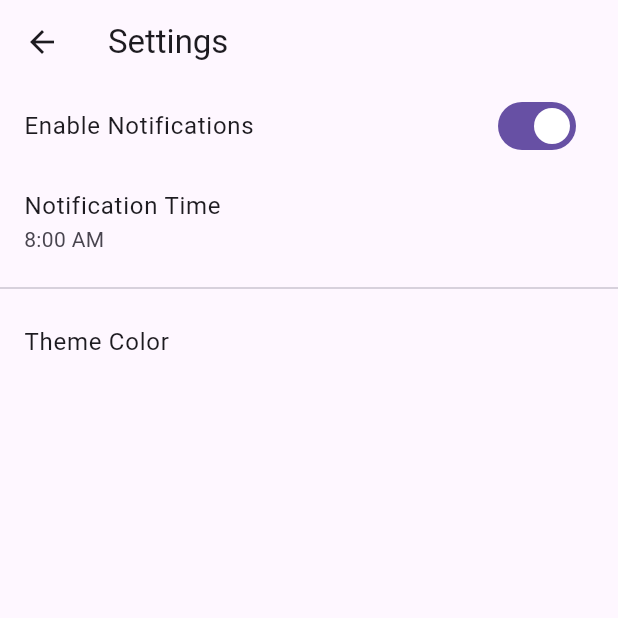
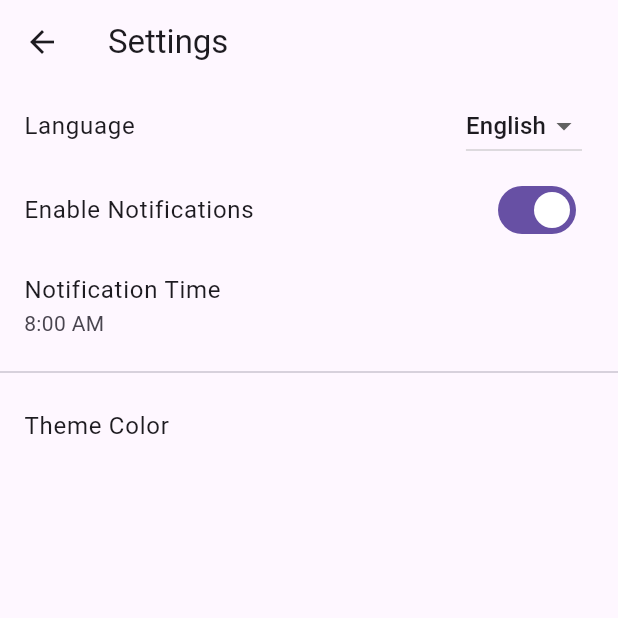
Before and after one commit to JonsonChang/Affirmative-sentence, a Flutter app: the SettingsScreen screen opened directly, on a phone screen of 412 x 824 dp, the top half of it. Run offline on Flutter 3.47's test engine with Material 3 defaults, Android fonts, the light colour scheme and no system bars; our stand-ins replace shared_preferences; accounts and stored records are empty.

Commit message:
語言選項

```diff
--- a/affirmative_sentence/lib/l10n/app_en.arb
+++ b/affirmative_sentence/lib/l10n/app_en.arb
@@ -14,5 +14,6 @@
   "confidence": "Confidence",
   "health": "Health",
   "success": "Success",
-  "add": "Add"
+  "add": "Add",
+  "language": "Language"
 }
--- a/affirmative_sentence/lib/l10n/app_localizations.dart
+++ b/affirmative_sentence/lib/l10n/app_localizations.dart
@@ -33,6 +33,7 @@ class S {
   String get health => _localizedStrings['health']!;
   String get success => _localizedStrings['success']!;
   String get add => _localizedStrings['add']!;
+  String get language => _localizedStrings['language']!;
 }
 
 class _SDelegate extends LocalizationsDelegate<S> {
@@ -68,7 +69,8 @@ S _lookupS(Locale locale) {
         'confidence': '自信',
         'health': '健康',
         'success': '成功',
-        'add': '新增'
+        'add': '新增',
+        'language': '語言'
       });
     default:
       return S({
@@ -86,7 +88,8 @@ S _lookupS(Locale locale) {
         'confidence': 'Confidence',
         'health': 'Health',
         'success': 'Success',
-        'add': 'Add'
+        'add': 'Add',
+        'language': 'Language'
       });
   }
 }
--- a/affirmative_sentence/lib/l10n/app_zh.arb
+++ b/affirmative_sentence/lib/l10n/app_zh.arb
@@ -14,5 +14,6 @@
   "confidence": "自信",
   "health": "健康",
   "success": "成功",
-  "add": "新增"
+  "add": "新增",
+  "language": "語言"
 }
--- a/affirmative_sentence/lib/main.dart
+++ b/affirmative_sentence/lib/main.dart
@@ -1,20 +1,59 @@
 import 'package:flutter/material.dart';
+import 'package:flutter/services.dart';
+import 'package:flutter_localizations/flutter_localizations.dart';
+import 'package:shared_preferences/shared_preferences.dart';
 import 'package:affirmative_sentence/screens/home_screen.dart';
 import 'package:affirmative_sentence/l10n/app_localizations.dart';
 
-void main() {
+void main() async {
+  WidgetsFlutterBinding.ensureInitialized();
   runApp(const MyApp());
 }
 
-class MyApp extends StatelessWidget {
+class MyApp extends StatefulWidget {
   const MyApp({super.key});
+
+  @override
+  @override
+  State<MyApp> createState() => MyAppState();
+}
+
+class MyAppState extends State<MyApp> {
+  Locale? _locale;
+
+  @override
+  void initState() {
+    super.initState();
+    _loadLocale();
+  }
+
+  Future<void> _loadLocale() async {
+    final prefs = await SharedPreferences.getInstance();
+    final languageCode = prefs.getString('languageCode');
+    if (languageCode != null) {
+      setState(() {
+        _locale = Locale(languageCode);
+      });
+    }
+  }
+
+  void changeLanguage(Locale locale) async {
+    final prefs = await SharedPreferences.getInstance();
+    await prefs.setString('languageCode', locale.languageCode);
+    setState(() {
+      _locale = locale;
+    });
+  }
 
   @override
   Widget build(BuildContext context) {
     return MaterialApp(
       title: '肯定語句',
+      locale: _locale,
       localizationsDelegates: [
         S.delegate,
+        GlobalMaterialLocalizations.delegate,
+        GlobalWidgetsLocalizations.delegate,
       ],
       supportedLocales: S.supportedLocales,
       theme: ThemeData(
--- a/affirmative_sentence/lib/screens/settings_screen.dart
+++ b/affirmative_sentence/lib/screens/settings_screen.dart
@@ -1,5 +1,6 @@
 import 'package:flutter/material.dart';
 import 'package:affirmative_sentence/l10n/app_localizations.dart';
+import 'package:affirmative_sentence/main.dart';
 
 class SettingsScreen extends StatefulWidget {
   const SettingsScreen({super.key});
@@ -9,6 +10,7 @@ class SettingsScreen extends StatefulWidget {
 }
 
 class _SettingsScreenState extends State<SettingsScreen> {
+  late BuildContext _appContext;
   TimeOfDay _notificationTime = const TimeOfDay(hour: 8, minute: 0);
   bool _notificationsEnabled = true;
 
@@ -24,14 +26,37 @@ class _SettingsScreenState extends State<SettingsScreen> {
     }
   }
 
+  Widget _buildLanguageSelector(BuildContext context) {
+    return ListTile(
+      title: Text(S.of(context)!.language),
+      trailing: DropdownButton<Locale>(
+        value: Localizations.localeOf(context),
+        onChanged: (Locale? newLocale) {
+          if (newLocale != null) {
+            (_appContext.findRootAncestorStateOfType<MyAppState>()?.changeLanguage(newLocale));
+          }
+        },
+        items: S.supportedLocales.map((Locale locale) {
+          final languageName = locale.languageCode == 'zh' ? '中文' : 'English';
+          return DropdownMenuItem<Locale>(
+            value: locale,
+            child: Text(languageName),
+          );
+        }).toList(),
+      ),
+    );
+  }
+
   @override
   Widget build(BuildContext context) {
+    _appContext = context;
     return Scaffold(
       appBar: AppBar(
         title: Text(S.of(context)!.settings),
       ),
       body: ListView(
         children: [
+          _buildLanguageSelector(context),
           SwitchListTile(
             title: Text(S.of(context)!.enableNotifications),
             value: _notificationsEnabled,
--- a/affirmative_sentence/pubspec.yaml
+++ b/affirmative_sentence/pubspec.yaml
@@ -16,6 +16,7 @@ dependencies:
   intl: ^0.19.0
   flutter_localizations:
     sdk: flutter
+  shared_preferences: ^2.2.2
 
 dev_dependencies:
   flutter_test:
```
Also changed, not shown: affirmative_sentence/pubspec.lock, 2 other files.
